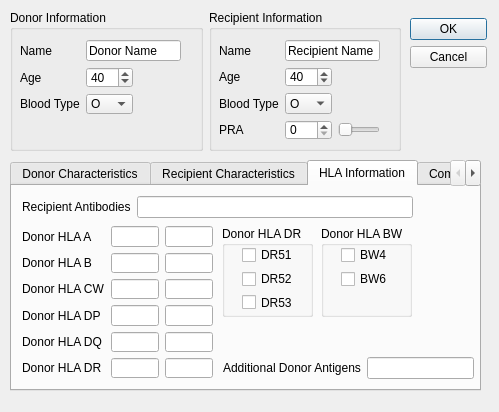
First picture: the form in KPD GUI/PairDialog.ui, repository mathieubray/KPDGUI, before the edit.
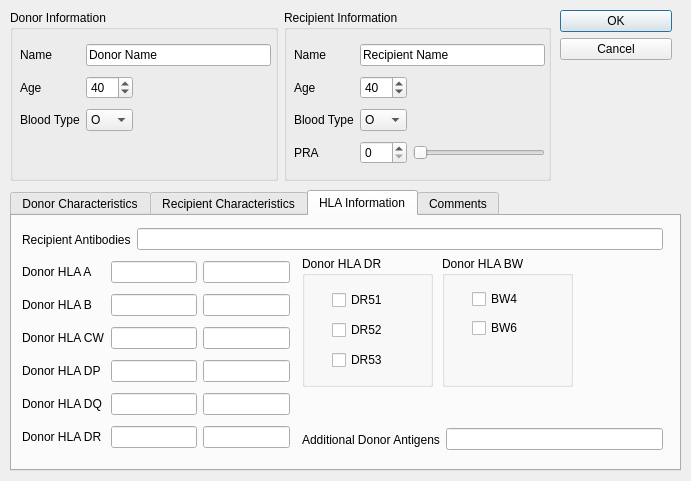
Second picture: the form after the edit. The open tabs and pages were chosen to show the change.

Diff of the .ui file:
```diff
--- a/KPD GUI/PairDialog.ui
+++ b/KPD GUI/PairDialog.ui
@@ -6,20 +6,20 @@
    <rect>
     <x>0</x>
     <y>0</y>
-    <width>499</width>
-    <height>412</height>
+    <width>691</width>
+    <height>481</height>
    </rect>
   </property>
   <property name="minimumSize">
    <size>
-    <width>499</width>
-    <height>412</height>
+    <width>0</width>
+    <height>0</height>
    </size>
   </property>
   <property name="maximumSize">
    <size>
-    <width>499</width>
-    <height>412</height>
+    <width>687867</width>
+    <height>16777215</height>
    </size>
   </property>
   <property name="windowTitle">
@@ -32,9 +32,9 @@
    <property name="geometry">
     <rect>
      <x>10</x>
-     <y>160</y>
-     <width>471</width>
-     <height>231</height>
+     <y>190</y>
+     <width>671</width>
+     <height>281</height>
     </rect>
    </property>
    <property name="currentIndex">
@@ -330,10 +330,10 @@
     <widget class="QGroupBox" name="donorHLADRLayout">
      <property name="geometry">
       <rect>
-       <x>210</x>
+       <x>290</x>
        <y>40</y>
-       <width>91</width>
-       <height>91</height>
+       <width>131</width>
+       <height>131</height>
       </rect>
      </property>
      <property name="title">
@@ -342,10 +342,10 @@
      <widget class="QWidget" name="layoutWidget">
       <property name="geometry">
        <rect>
-        <x>20</x>
-        <y>20</y>
-        <width>51</width>
-        <height>65</height>
+        <x>30</x>
+        <y>30</y>
+        <width>70</width>
+        <height>89</height>
        </rect>
       </property>
       <layout class="QVBoxLayout" name="donorHLADRVerticalLayout">
@@ -376,10 +376,10 @@
     <widget class="QGroupBox" name="donorHLABWLayout">
      <property name="geometry">
       <rect>
-       <x>309</x>
+       <x>430</x>
        <y>40</y>
-       <width>91</width>
-       <height>91</height>
+       <width>131</width>
+       <height>131</height>
       </rect>
      </property>
      <property name="title">
@@ -388,10 +388,10 @@
      <widget class="QWidget" name="layoutWidget_4">
       <property name="geometry">
        <rect>
-        <x>20</x>
-        <y>20</y>
-        <width>47</width>
-        <height>42</height>
+        <x>30</x>
+        <y>30</y>
+        <width>63</width>
+        <height>57</height>
        </rect>
       </property>
       <layout class="QVBoxLayout" name="donorHLABWVerticalLayout">
@@ -417,8 +417,8 @@
       <rect>
        <x>10</x>
        <y>40</y>
-       <width>191</width>
-       <height>152</height>
+       <width>268</width>
+       <height>197</height>
       </rect>
      </property>
      <layout class="QGridLayout" name="donorHLAGridLayout">
@@ -507,8 +507,8 @@
       <rect>
        <x>10</x>
        <y>10</y>
-       <width>391</width>
-       <height>22</height>
+       <width>641</width>
+       <height>27</height>
       </rect>
      </property>
      <layout class="QHBoxLayout" name="recipAdditionalHorizontalLayout">
@@ -527,10 +527,10 @@
     <widget class="QWidget" name="layoutWidget">
      <property name="geometry">
       <rect>
-       <x>211</x>
-       <y>171</y>
-       <width>251</width>
-       <height>22</height>
+       <x>290</x>
+       <y>210</y>
+       <width>361</width>
+       <height>27</height>
       </rect>
      </property>
      <layout class="QHBoxLayout" name="horizontalLayout">
@@ -573,8 +573,8 @@
     <rect>
      <x>10</x>
      <y>10</y>
-     <width>391</width>
-     <height>141</height>
+     <width>541</width>
+     <height>171</height>
     </rect>
    </property>
    <layout class="QHBoxLayout" name="mainHorizontalLayout">
@@ -588,8 +588,8 @@
         <rect>
          <x>10</x>
          <y>30</y>
-         <width>161</width>
-         <height>74</height>
+         <width>251</width>
+         <height>95</height>
         </rect>
        </property>
        <layout class="QGridLayout" name="donorGridLayout">
@@ -698,8 +698,8 @@
         <rect>
          <x>10</x>
          <y>30</y>
-         <width>161</width>
-         <height>100</height>
+         <width>251</width>
+         <height>129</height>
         </rect>
        </property>
        <layout class="QGridLayout" name="recipGridLayout">
@@ -824,27 +824,21 @@
     </item>
    </layout>
   </widget>
-  <widget class="QWidget" name="layoutWidget">
+  <widget class="QDialogButtonBox" name="buttonBox">
    <property name="geometry">
     <rect>
-     <x>410</x>
-     <y>18</y>
-     <width>77</width>
-     <height>131</height>
+     <x>560</x>
+     <y>10</y>
+     <width>112</width>
+     <height>81</height>
     </rect>
    </property>
-   <layout class="QVBoxLayout" name="verticalLayout">
-    <item>
-     <widget class="QDialogButtonBox" name="buttonBox">
-      <property name="orientation">
-       <enum>Qt::Vertical</enum>
-      </property>
-      <property name="standardButtons">
-       <set>QDialogButtonBox::Cancel|QDialogButtonBox::Ok</set>
-      </property>
-     </widget>
-    </item>
-   </layout>
+   <property name="orientation">
+    <enum>Qt::Vertical</enum>
+   </property>
+   <property name="standardButtons">
+    <set>QDialogButtonBox::Cancel|QDialogButtonBox::Ok</set>
+   </property>
   </widget>
   <zorder>layoutWidget</zorder>
   <zorder>layoutWidget</zorder>
```
Left out of the diff: 20 changed lines with no effect on the pictures.
